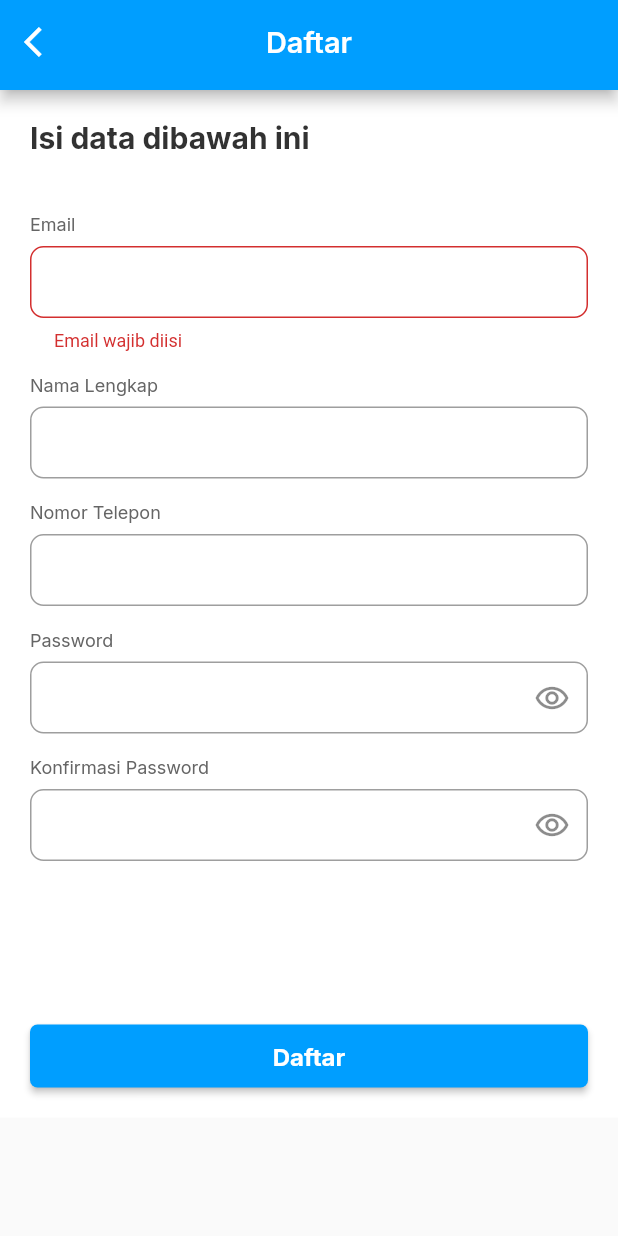
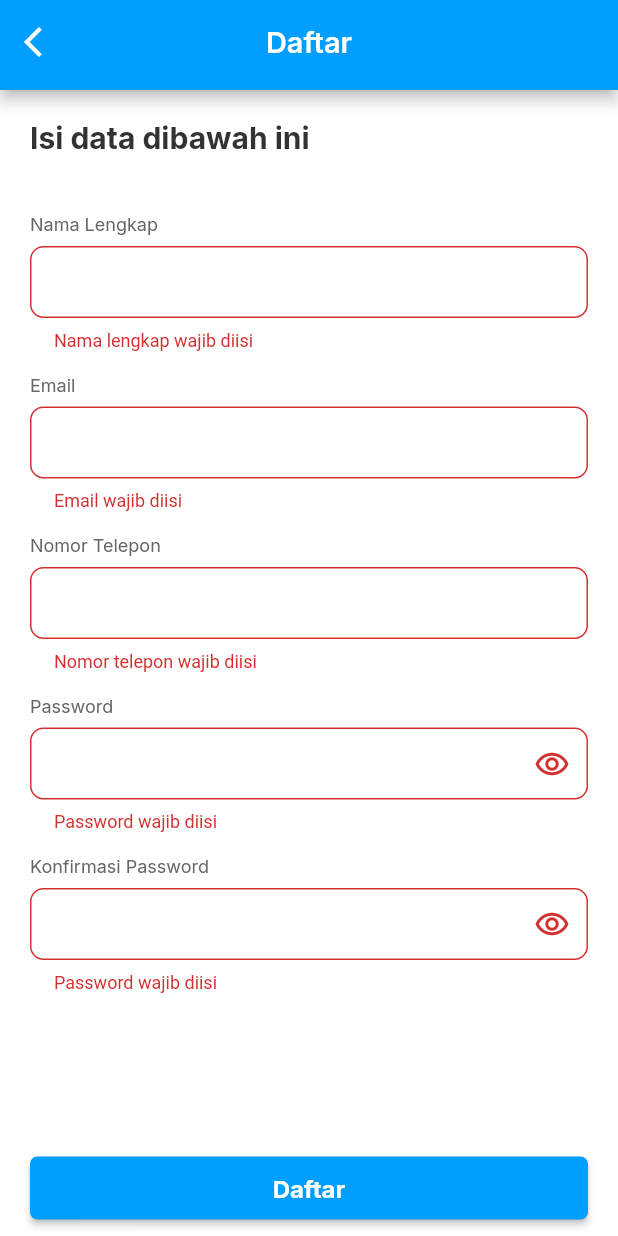
Before and after one commit to Dhaniramli/satuarah-app, a Flutter app: the SignUpView screen opened by its route, after a tap on "Daftar", on a phone screen of 412 x 824 dp. Run offline on Flutter 3.47's test engine with Material 2 defaults, Android fonts, the phone set to English and light mode, and no system bars; our stand-ins replace cloud_firestore, firebase_auth, firebase_core, get, google_fonts; accounts and stored records are empty.

Commit message:
perbaikan sign up

```diff
--- a/lib/app/modules/sign_up/views/sign_up_view.dart
+++ b/lib/app/modules/sign_up/views/sign_up_view.dart
@@ -4,7 +4,6 @@ import 'package:get/get.dart';
 import '../../../../theme.dart';
 import '../../loading/loading_view.dart';
 import '../controllers/sign_up_controller.dart';
-import 'widget/text_field_widget.dart';
 import 'widget/text_form_widget.dart';
 
 class SignUpView extends GetView<SignUpController> {
@@ -43,6 +42,19 @@ class SignUpView extends GetView<SignUpController> {
 
     Widget formFullName() {
       return TextFormWidget(
+          label: "Nama Lengkap",
+          controller: controller.fullName,
+          obscureText: false,
+          validator: (value) {
+            if (value == null || value.isEmpty) {
+              return 'Nama lengkap wajib diisi';
+            }
+            return null;
+          });
+    }
+
+    Widget formEmail() {
+      return TextFormWidget(
         label: "Email",
         controller: controller.email,
         obscureText: false,
@@ -58,25 +70,26 @@ class SignUpView extends GetView<SignUpController> {
       );
     }
 
-    Widget formEmail() {
-      return TextFieldWidget(
-        label: "Nama Lengkap",
-        controller: controller.fullName,
-        obscureText: false,
-      );
-    }
-
     Widget formPhoneNumber() {
-      return TextFieldWidget(
+      return TextFormWidget(
         label: "Nomor Telepon",
         controller: controller.phoneNumber,
         obscureText: false,
+        validator: (value) {
+          if (value == null || value.isEmpty) {
+            return 'Nomor telepon wajib diisi';
+          } else if (!RegExp(r'^(?:\+62|62|0)[2-9]{1}[0-9]+$')
+              .hasMatch(value)) {
+            return 'Format nomor telepon tidak valid';
+          }
+          return null;
+        },
       );
     }
 
     Widget formPass() {
       return Obx(
-        () => TextFieldWidget(
+        () => TextFormWidget(
           label: "Password",
           controller: controller.password,
           obscureText: controller.isHiddenOne.value,
@@ -90,13 +103,21 @@ class SignUpView extends GetView<SignUpController> {
                   : Icons.remove_red_eye_outlined,
             ),
           ),
+          validator: (value) {
+            if (value == null || value.isEmpty) {
+              return 'Password wajib diisi';
+            } else if (value.length < 6) {
+              return 'Password harus minimal 6 karakter';
+            }
+            return null;
+          },
         ),
       );
     }
 
     Widget formPassConfir() {
       return Obx(
-        () => TextFieldWidget(
+        () => TextFormWidget(
           label: "Konfirmasi Password",
           controller: controller.passwordConfirmation,
           obscureText: controller.isHiddenTwo.value,
@@ -110,6 +131,14 @@ class SignUpView extends GetView<SignUpController> {
                   : Icons.remove_red_eye_outlined,
             ),
           ),
+          validator: (value) {
+            if (value == null || value.isEmpty) {
+              return 'Password wajib diisi';
+            } else if (value.length < 6) {
+              return 'Password harus minimal 6 karakter';
+            }
+            return null;
+          },
         ),
       );
     }
--- a/lib/app/modules/sign_up/views/widget/text_field_widget.dart
+++ /dev/null
@@ -1,45 +0,0 @@
-import 'package:flutter/material.dart';
-
-import '../../../../../theme.dart';
-
-class TextFieldWidget extends StatelessWidget {
-  final String label;
-  final TextEditingController controller;
-  final bool obscureText;
-  final Widget? suffixIcon;
-
-  const TextFieldWidget({
-    super.key,
-    required this.label,
-    required this.controller,
-    required this.obscureText,
-    this.suffixIcon,
-  });
-
-  @override
-  Widget build(BuildContext context) {
-    return Column(
-      crossAxisAlignment: CrossAxisAlignment.start,
-      children: [
-        Text(
-          label,
-          style: textGrayStyle.copyWith(
-            fontSize: 12,
-            fontWeight: regular,
-          ),
-        ),
-        const SizedBox(height: 7),
-        TextField(
-          controller: controller,
-          obscureText: obscureText,
-          decoration: InputDecoration(
-              suffixIcon: suffixIcon,
-              contentPadding:
-                  const EdgeInsets.symmetric(vertical: 8, horizontal: 16),
-              border: OutlineInputBorder(
-                  borderRadius: BorderRadius.circular(8.94))),
-        ),
-      ],
-    );
-  }
-}
```
